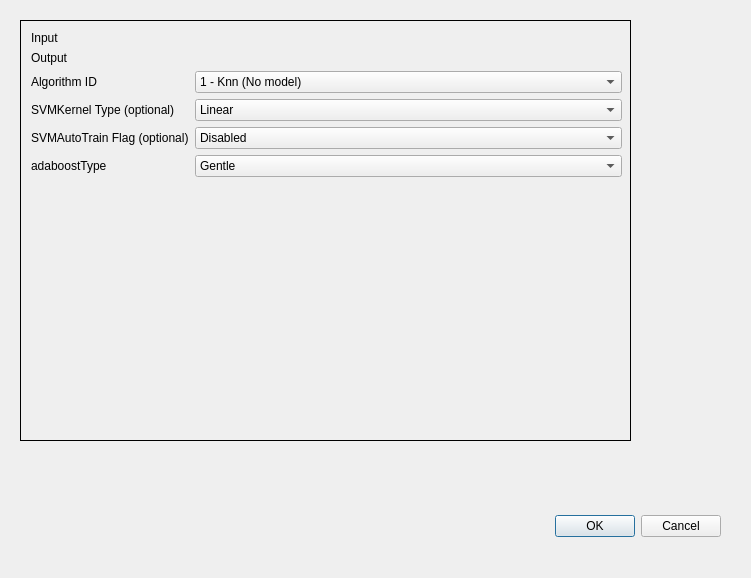
Qt form classifier_trainer/classifier_trainer_dialog_base.ui (AUGSignals/qgis-plugins) before a commit.
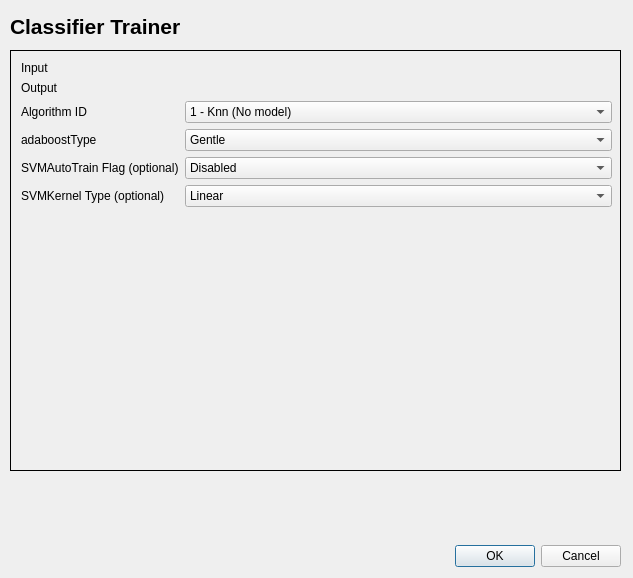
The same form after that commit. Custom widgets are drawn as their Qt base class.

Diff of the .ui file:
```diff
--- a/classifier_trainer/classifier_trainer_dialog_base.ui
+++ b/classifier_trainer/classifier_trainer_dialog_base.ui
@@ -6,7 +6,7 @@
    <rect>
     <x>0</x>
     <y>0</y>
-    <width>751</width>
+    <width>633</width>
     <height>578</height>
    </rect>
   </property>
@@ -16,8 +16,8 @@
   <widget class="QDialogButtonBox" name="button_box">
    <property name="geometry">
     <rect>
-     <x>380</x>
-     <y>510</y>
+     <x>280</x>
+     <y>540</y>
      <width>341</width>
      <height>32</height>
     </rect>
@@ -32,8 +32,8 @@
   <widget class="QStackedWidget" name="stackedWidget">
    <property name="geometry">
     <rect>
-     <x>20</x>
-     <y>20</y>
+     <x>10</x>
+     <y>50</y>
      <width>611</width>
      <height>421</height>
     </rect>
@@ -92,21 +92,55 @@
         </property>
        </widget>
       </item>
+      <item row="2" column="1">
+       <widget class="QComboBox" name="algorithmComboBox">
+        <item>
+         <property name="text">
+          <string>1 - Knn (No model)</string>
+         </property>
+        </item>
+        <item>
+         <property name="text">
+          <string>2 - SVM One Vs Else</string>
+         </property>
+        </item>
+        <item>
+         <property name="text">
+          <string>3 - SVM Pairwise</string>
+         </property>
+        </item>
+        <item>
+         <property name="text">
+          <string>4 - Adaboost One Vs Else</string>
+         </property>
+        </item>
+        <item>
+         <property name="text">
+          <string>5 - Adaboost Pairwise</string>
+         </property>
+        </item>
+        <item>
+         <property name="text">
+          <string>6 - SVM Pairwise (AUG Version)</string>
+         </property>
+        </item>
+       </widget>
+      </item>
       <item row="3" column="0">
-       <widget class="QLabel" name="kernelTypeLabel">
+       <widget class="QLabel" name="adaboostTypeLabel">
         <property name="text">
-         <string>SVMKernel Type (optional)</string>
+         <string>adaboostType</string>
         </property>
        </widget>
       </item>
       <item row="3" column="1">
-       <widget class="QComboBox" name="kernelComboBox">
-        <property name="statusTip">
-         <string extracomment="This is the test comment">This is a test status tip. Shows what can be done.</string>
+       <widget class="QComboBox" name="adaboostTypeComboBox">
+        <property name="currentIndex">
+         <number>3</number>
         </property>
         <item>
          <property name="text">
-          <string>Linear</string>
+          <string>Discrete</string>
          </property>
         </item>
         <item>
@@ -121,17 +155,7 @@
         </item>
         <item>
          <property name="text">
-          <string>Sigmoid</string>
-         </property>
-        </item>
-        <item>
-         <property name="text">
-          <string>Chi2</string>
-         </property>
-        </item>
-        <item>
-         <property name="text">
-          <string>Inter</string>
+          <string>Gentle</string>
          </property>
         </item>
        </widget>
@@ -161,17 +185,20 @@
        </widget>
       </item>
       <item row="5" column="0">
-       <widget class="QLabel" name="thresholdRatioLabel">
+       <widget class="QLabel" name="kernelTypeLabel">
         <property name="text">
-         <string>adaboostType</string>
+         <string>SVMKernel Type (optional)</string>
         </property>
        </widget>
       </item>
       <item row="5" column="1">
-       <widget class="QComboBox" name="adaboostTypeComboBox">
+       <widget class="QComboBox" name="kernelTypeComboBox">
+        <property name="statusTip">
+         <string extracomment="This is the test comment">This is a test status tip. Shows what can be done.</string>
+        </property>
         <item>
          <property name="text">
-          <string>Gentle</string>
+          <string>Linear</string>
          </property>
         </item>
         <item>
@@ -189,13 +216,9 @@
           <string>Logit</string>
          </property>
         </item>
-       </widget>
-      </item>
-      <item row="2" column="1">
-       <widget class="QComboBox" name="comboBox">
         <item>
          <property name="text">
-          <string>1 - Knn (No model)</string>
+          <string>Chi2</string>
          </property>
         </item>
         <item>
@@ -230,6 +253,23 @@
    </widget>
    <widget class="QWidget" name="page_2"/>
   </widget>
+  <widget class="QLabel" name="title_label">
+   <property name="geometry">
+    <rect>
+     <x>10</x>
+     <y>10</y>
+     <width>247</width>
+     <height>33</height>
+    </rect>
+   </property>
+   <property name="text">
+    <string>&lt;!DOCTYPE HTML PUBLIC &quot;-//W3C//DTD HTML 4.0//EN&quot; &quot;http://www.w3.org/TR/REC-html40/strict.dtd&quot;&gt;
+&lt;html&gt;&lt;head&gt;&lt;meta name=&quot;qrichtext&quot; content=&quot;1&quot; /&gt;&lt;style type=&quot;text/css&quot;&gt;
+p, li { white-space: pre-wrap; }
+&lt;/style&gt;&lt;/head&gt;&lt;body style=&quot; font-family:'MS Shell Dlg 2'; font-size:8pt; font-weight:400; font-style:normal;&quot;&gt;
+&lt;p style=&quot; margin-top:0px; margin-bottom:0px; margin-left:0px; margin-right:0px; -qt-block-indent:0; text-indent:0px;&quot;&gt;&lt;span style=&quot; font-family:'Sans Serif'; font-size:16pt; font-weight:600;&quot;&gt;Classifier Trainer&lt;/span&gt;&lt;/p&gt;&lt;/body&gt;&lt;/html&gt;</string>
+   </property>
+  </widget>
  </widget>
  <customwidgets>
   <customwidget>
```
Left out of the diff: 32 changed lines with no effect on the pictures.
